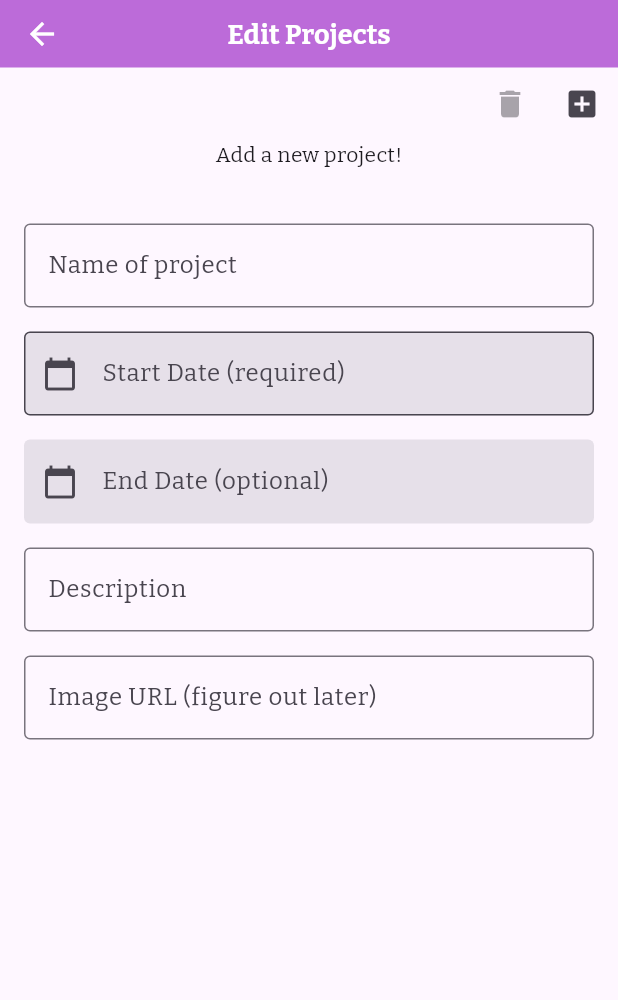
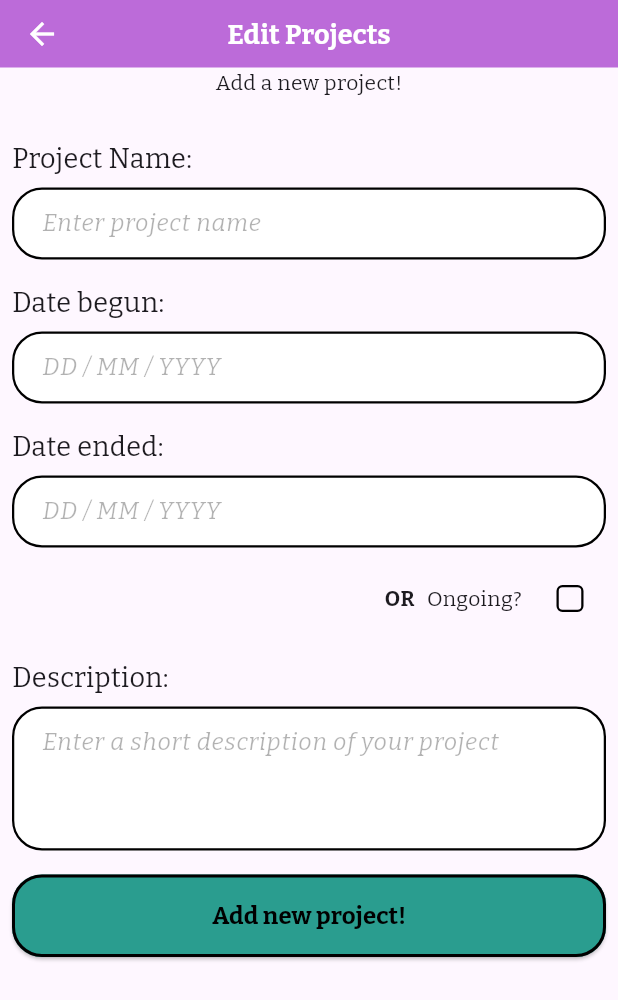
Before and after one commit to Andrew-Youssef/SDSThriveX, a Flutter app: the MyEditProjectsScreen screen opened directly, on a phone screen of 412 x 824 dp. Shown: the top 1000 px of the screen. Run offline on Flutter 3.47's test engine with Material 3 defaults, Android fonts, the phone set to English and light mode, and no system bars; our stand-ins replace cloud_firestore, firebase_auth, firebase_core, flutter_dotenv, flutter_gemini, google_fonts; accounts and stored records are empty; generated files the repository leaves out were written again.

Commit message:
Merged WIlson Dashboard and edit projects
reworked slightly how the edit projects screen work.
initial showExistingProject widget

```diff
--- a/lib/features/profile/profile_edit/edit_profile_attributes/edit_group/edit_projects.dart
+++ b/lib/features/profile/profile_edit/edit_profile_attributes/edit_group/edit_projects.dart
@@ -13,6 +13,7 @@ class MyEditProjectsScreen extends StatefulWidget {
 }
 
 class _MyEditProjectsScreenState extends State<MyEditProjectsScreen> {
+  bool isOngoing = false;
   ProjectModel? selectedProject;
   late final TextEditingController _nameController;
   late final TextEditingController _descriptionController;
@@ -28,10 +29,6 @@ class _MyEditProjectsScreenState extends State<MyEditProjectsScreen> {
     _imageController = TextEditingController();
     _startDate = TextEditingController();
     _endDate = TextEditingController();
-    //it should be impossible for new data to have been loaded,
-    //ie projects list is still valid.
-    final userProvider = Provider.of<UserProvider>(context, listen: false);
-    userProvider.loadProjects(userProvider.profile!.userId);
   }
 
   @override
@@ -47,59 +44,17 @@ class _MyEditProjectsScreenState extends State<MyEditProjectsScreen> {
   @override
   Widget build(BuildContext context) {
     final userProvider = Provider.of<UserProvider>(context);
-    // userProvider.loadProjects(userProvider.profile!.userId);
     ThemeData theme = Theme.of(context);
     List<ProjectModel> projects = userProvider.projects;
 
     return Container(
       color: theme.primaryColor,
       child: SafeArea(
+        // ignore: deprecated_member_use
         child: Scaffold(
           appBar: myAppBar('Edit Projects', context),
-          body: Column(
+          body: ListView(
             children: [
-              Row(
-                children: [
-                  Expanded(child: SizedBox()),
-                  IconButton(
-                    onPressed:
-                        selectedProject == null
-                            ? null
-                            : () {
-                              print(
-                                "selectedProject trash Id: ${selectedProject!.id}\n",
-                              );
-                              userProvider.removeProject(selectedProject!.id);
-                              // userProvider.loadProjects(
-                              //   userProvider.profile!.userId,
-                              // );
-                              selectedProject = null;
-                            },
-                    icon: Icon(Icons.delete),
-                  ),
-                  IconButton(
-                    onPressed: () {
-                      if (_nameController.text.isNotEmpty &&
-                          _startDate.text.isNotEmpty &&
-                          _descriptionController.text.isNotEmpty) {
-                        ProjectModel newProject = ProjectModel(
-                          id: '',
-                          name: _nameController.text,
-                          dateBegun: DateTime.tryParse(_startDate.text)!,
-                          dateEnded:
-                              _endDate.text.isNotEmpty
-                                  ? DateTime.tryParse(_startDate.text)
-                                  : null,
-                          description: _descriptionController.text,
-                          imageUrl: _imageController.text,
-                        );
-                        userProvider.addProject(newProject);
-                      }
-                    },
-                    icon: Icon(Icons.add_box),
-                  ),
-                ],
-              ),
               // Expanded(
               //   child: ListView(
               //     children: [
@@ -133,63 +88,122 @@ class _MyEditProjectsScreenState extends State<MyEditProjectsScreen> {
     List<ProjectModel> projects = userProvider.projects;
 
     return SizedBox(
-      height: 200,
+      height: 160,
       child: ListView(
         padding: EdgeInsets.all(8.0),
         scrollDirection: Axis.horizontal,
         shrinkWrap: true,
         children: [
           for (final p in projects) ...[
-            GestureDetector(
-              onTap: () {
-                setState(() {
-                  selectedProject = p;
-                  print("onTap selectedProject Id: ${selectedProject!.id}\n");
-                });
-                // print('yoooooo');
-              },
-              onLongPress: () {
-                setState(() {
-                  selectedProject = p;
-                  print(
-                    "onLongPress selectedProject Id: ${selectedProject!.id}\n",
-                  );
-                });
+            Padding(padding: EdgeInsets.all(8)),
+            Container(
+              padding: EdgeInsets.all(8),
+              constraints: BoxConstraints(maxWidth: 130),
+              decoration: BoxDecoration(
+                border: Border.all(color: theme.primaryColor, width: 2),
+              ),
+              child: Column(
+                crossAxisAlignment: CrossAxisAlignment.stretch,
+                children: [
+                  Expanded(
+                    child: Center(
+                      // 👈 centers 1- or 2-line text vertically
+                      child: Text(
+                        p.name,
+                        overflow: TextOverflow.ellipsis,
+                        maxLines: 2,
+                        textAlign:
+                            TextAlign.center, // 👈 centers text horizontally
+                        style: theme.textTheme.titleMedium,
+                      ),
+                    ),
+                  ),
+                  Row(
+                    mainAxisAlignment: MainAxisAlignment.spaceBetween,
+                    children: [
+                      deleteButton(p),
+                      IconButton(
+                        onPressed: () {
                           Navigator.push(
                             context,
                             MaterialPageRoute(
                               builder:
-                        (context) =>
-                            MyEditProjectScreen(project: selectedProject!),
+                                  (context) => MyEditProjectScreen(project: p),
                             ),
                           );
                         },
-              child: Container(
-                decoration: BoxDecoration(
-                  border: Border.all(
-                    color: theme.primaryColor,
-                    width: p == selectedProject ? 5 : 3,
+                        icon: Icon(Icons.edit),
                       ),
+                    ],
                   ),
-                child: Column(
-                  mainAxisSize: MainAxisSize.min,
-                  children: [
-                    Text(p.name),
-                    Text(p.dateBegun.toString().split(' ')[0]),
-                    Text(
-                      p.dateEnded != null
-                          ? p.dateEnded!.toString().split(' ')[0]
-                          : 'Unknown',
-                    ),
-                    Text(p.description),
-                    Text(p.imageUrl != null ? p.imageUrl! : 'Unknown'),
                 ],
               ),
             ),
-            ),
-            SizedBox(width: 20),
           ],
         ],
+      ),
+    );
+  }
+
+  IconButton deleteButton(ProjectModel p) {
+    final userProvider = Provider.of<UserProvider>(context);
+    return IconButton(
+      onPressed: () {
+        showDialog(
+          context: context,
+          builder: (BuildContext context) {
+            return AlertDialog(
+              title: Text("Confirm Deletion"),
+              content: Text("Are you sure you want to delete this project?"),
+              actions: [
+                TextButton(
+                  onPressed: () {
+                    Navigator.of(context).pop(); // Close dialog
+                  },
+                  child: Text("Cancel"),
+                ),
+                TextButton(
+                  onPressed: () {
+                    Navigator.of(context).pop(); // Close dialog
+                    userProvider.removeProject(p.id);
+                    setState(() {
+                      selectedProject = null;
+                      _nameController.clear();
+                      _descriptionController.clear();
+                      _imageController.clear();
+                      _startDate.clear();
+                      _endDate.clear();
+                    });
+                  },
+                  child: Text("Delete", style: TextStyle(color: Colors.red)),
+                ),
+              ],
+            );
+          },
+        );
+      },
+      icon: Icon(Icons.delete),
+    );
+  }
+
+  InputDecoration customInputDecoration(String hint) {
+    return InputDecoration(
+      hintText: hint,
+      hintStyle: TextStyle(
+        fontStyle: FontStyle.italic,
+        // ignore: deprecated_member_use
+        color: Colors.black.withOpacity(0.3),
+      ),
+      filled: true,
+      fillColor: Colors.white,
+      contentPadding: EdgeInsets.symmetric(vertical: 12, horizontal: 16),
+      enabledBorder: OutlineInputBorder(
+        borderRadius: BorderRadius.circular(20),
+        borderSide: BorderSide(color: Colors.black, width: 1.5),
+      ),
+      focusedBorder: OutlineInputBorder(
+        borderRadius: BorderRadius.circular(20),
+        borderSide: BorderSide(color: Colors.black, width: 2),
       ),
     );
   }
@@ -197,78 +211,194 @@ class _MyEditProjectsScreenState extends State<MyEditProjectsScreen> {
   Widget buildInputFields(BuildContext context) {
     ThemeData theme = Theme.of(context);
 
-    return Expanded(
-      child: ListView(
-        padding: EdgeInsets.all(8.0),
+    return Column(
+      // padding: EdgeInsets.all(8.0),
+      mainAxisSize: MainAxisSize.max,
       children: [
+        // Title field
         Padding(
           padding: const EdgeInsets.all(8.0),
-            child: TextField(
+          child: Column(
+            crossAxisAlignment: CrossAxisAlignment.start,
+            children: [
+              Text('Project Name:', style: TextStyle(fontSize: 18)),
+              SizedBox(height: 6),
+              TextField(
                 controller: _nameController,
-              decoration: InputDecoration(
-                border: OutlineInputBorder(),
-                hintText: 'Name of project',
+                // readOnly: selectedProject != null,
+                decoration: customInputDecoration('Enter project name'),
+                // .copyWith(
+                //   suffixIcon:
+                //       selectedProject != null
+                //           ? Tooltip(
+                //             message: "Project name can't be edited",
+                //             child: Icon(Icons.lock, color: Colors.grey),
+                //           )
+                //           : null,
+                // ),
+              ),
+            ],
           ),
         ),
-          ),
+
+        // Start Date
         Padding(
           padding: const EdgeInsets.all(8.0),
-            child: TextField(
+          child: Column(
+            crossAxisAlignment: CrossAxisAlignment.start,
+            children: [
+              Text('Date begun:', style: TextStyle(fontSize: 18)),
+              SizedBox(height: 6),
+              TextField(
                 controller: _startDate,
-              decoration: InputDecoration(
-                border: OutlineInputBorder(),
-                labelText: 'Start Date (required)',
-                filled: true,
-                prefixIcon: Icon(Icons.calendar_today),
-              ),
+                decoration: customInputDecoration('DD / MM / YYYY'),
                 readOnly: true,
                 onTap: () {
                   _selectDate(_startDate, context);
                 },
               ),
+            ],
           ),
+        ),
+
+        // End Date + Ongoing checkbox
         Padding(
           padding: const EdgeInsets.all(8.0),
-            child: TextField(
+          child: Column(
+            crossAxisAlignment: CrossAxisAlignment.start,
+            children: [
+              Text('Date ended:', style: TextStyle(fontSize: 18)),
+              SizedBox(height: 6),
+              TextField(
                 controller: _endDate,
-              decoration: InputDecoration(
-                // border: OutlineInputBorder(),
-                labelText: 'End Date (optional)',
-                filled: true,
-                prefixIcon: Icon(Icons.calendar_today),
-                enabledBorder: OutlineInputBorder(borderSide: BorderSide.none),
-                focusedBorder: OutlineInputBorder(
-                  borderSide: BorderSide(color: theme.primaryColor),
+                enabled: !isOngoing,
+                decoration: customInputDecoration('DD / MM / YYYY'),
+                readOnly: true,
+                onTap: () {
+                  if (!isOngoing) _selectDate(_endDate, context);
+                },
+              ),
+              SizedBox(height: 10),
+              Row(
+                mainAxisAlignment: MainAxisAlignment.end,
+                children: [
+                  Text("OR", style: TextStyle(fontWeight: FontWeight.bold)),
+                  SizedBox(width: 8),
+                  Text("Ongoing?"),
+                  SizedBox(width: 8),
+                  Checkbox(
+                    value: isOngoing,
+                    onChanged: (bool? value) {
+                      setState(() {
+                        isOngoing = value ?? false;
+                        if (isOngoing) {
+                          _endDate.clear();
+                        }
+                      });
+                    },
+                    activeColor: Color.fromARGB(255, 42, 157, 143),
+                    side: BorderSide(color: Colors.black, width: 1.5),
+                    shape: RoundedRectangleBorder(
+                      borderRadius: BorderRadius.circular(4),
                     ),
                   ),
-              readOnly: true,
-              onTap: () {
-                _selectDate(_endDate, context);
-              },
+                ],
+              ),
+            ],
           ),
         ),
+
+        // Description
         Padding(
           padding: const EdgeInsets.all(8.0),
-            child: TextField(
+          child: Column(
+            crossAxisAlignment: CrossAxisAlignment.start,
+            children: [
+              Text('Description:', style: TextStyle(fontSize: 18)),
+              SizedBox(height: 6),
+              TextField(
                 controller: _descriptionController,
-              decoration: InputDecoration(
-                border: OutlineInputBorder(),
-                hintText: 'Description',
+                minLines: 3,
+                maxLines: 5,
+                decoration: customInputDecoration(
+                  'Enter a short description of your project',
                 ),
               ),
+            ],
           ),
+        ),
+
+        // Add button
         Padding(
           padding: const EdgeInsets.all(8.0),
-            child: TextField(
-              controller: _imageController,
-              decoration: InputDecoration(
-                border: OutlineInputBorder(),
-                hintText: 'Image URL (figure out later)',
+          child: SizedBox(
+            width: double.infinity,
+            child: ElevatedButton(
+              onPressed: () {
+                if (_nameController.text.isNotEmpty &&
+                    _startDate.text.isNotEmpty &&
+                    _descriptionController.text.isNotEmpty) {
+                  ProjectModel newProject = ProjectModel(
+                    id: '',
+                    name: _nameController.text,
+                    dateBegun: DateTime.tryParse(_startDate.text)!,
+                    dateEnded:
+                        isOngoing ? null : DateTime.tryParse(_endDate.text),
+                    description: _descriptionController.text,
+                    imageUrl: _imageController.text,
+                  );
+                  Provider.of<UserProvider>(
+                    context,
+                    listen: false,
+                  ).addProject(newProject);
+
+                  // Clear fields and show success message
+                  _nameController.clear();
+                  _descriptionController.clear();
+                  _imageController.clear();
+                  _startDate.clear();
+                  _endDate.clear();
+                  setState(() {
+                    isOngoing = false;
+                  });
+
+                  ScaffoldMessenger.of(context).showSnackBar(
+                    SnackBar(
+                      content: Text("Project added successfully!"),
+                      backgroundColor: Colors.green,
+                    ),
+                  );
+                } else {
+                  ScaffoldMessenger.of(context).showSnackBar(
+                    SnackBar(
+                      content: Text(
+                        "Please enter name, description, and start date.",
+                      ),
+                      backgroundColor: Colors.red,
+                    ),
+                  );
+                }
+              },
+              style: ElevatedButton.styleFrom(
+                backgroundColor: Color.fromARGB(255, 42, 157, 143),
+                shape: RoundedRectangleBorder(
+                  borderRadius: BorderRadius.circular(20),
+                  side: BorderSide(color: Colors.black, width: 2),
+                ),
+                padding: EdgeInsets.symmetric(vertical: 16),
+              ),
+              child: Text(
+                'Add new project!',
+                style: TextStyle(
+                  color: Colors.black,
+                  fontWeight: FontWeight.bold,
+                  fontSize: 16,
+                ),
+              ),
             ),
           ),
         ),
       ],
-      ),
     );
   }
 
@@ -276,14 +406,38 @@ class _MyEditProjectsScreenState extends State<MyEditProjectsScreen> {
     TextEditingController controller,
     BuildContext context,
   ) async {
+    DateTime initialDate = DateTime.now();
+
+    // Try to parse the controller's current value for better UX
+    try {
+      initialDate = DateTime.parse(controller.text);
+    } catch (_) {}
+
     DateTime? picked = await showDatePicker(
       context: context,
-      initialDate: DateTime.now(),
+      initialDate: initialDate,
       firstDate: DateTime(1900),
       lastDate: DateTime(2100),
     );
 
     if (picked != null) {
+      DateTime? startDate;
+      try {
+        startDate = DateTime.parse(_startDate.text);
+      } catch (_) {}
+
+      if (controller == _endDate &&
+          startDate != null &&
+          picked.isBefore(startDate)) {
+        ScaffoldMessenger.of(context).showSnackBar(
+          SnackBar(
+            content: Text("End date cannot be before start date."),
+            backgroundColor: Colors.red,
+          ),
+        );
+        return;
+      }
+
       setState(() {
         controller.text = picked.toString().split(" ")[0];
       });
```
Also changed, not shown: lib/features/dashboard_screen.dart (+44 -18 lines). Lines whose indentation alone changed are shown as unchanged.
